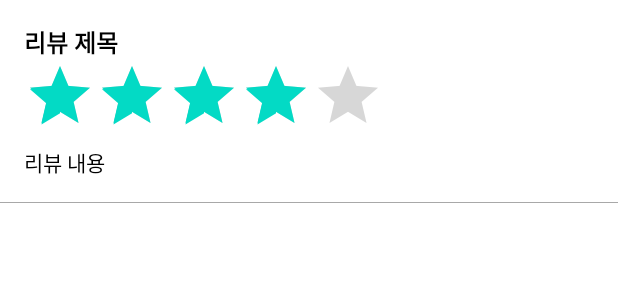
After one commit to Jungchaeyeon/DessertOrderApp, an Android app: the layout viewholder_restaurant_review.xml on its own in the app's theme, with its tools: preview values and no code run, on a phone screen of 412 x 824 dp. The commit adds this screen. Shown: the top 300 px of the screen. Run offline under Robolectric (Android 15) with nearby library versions, the phone set to English and light mode, and no system bars.

Commit message:
리뷰 리스트 화면 구현

```diff
--- a/app/src/main/java/com/jcy/dessertorderapp/model/CellType.kt
+++ b/app/src/main/java/com/jcy/dessertorderapp/model/CellType.kt
@@ -3,5 +3,6 @@ package com.jcy.dessertorderapp.model
 enum class CellType {
     EMPTY_CELL,
     RESTAURANT_CELL,
-    FOOD_CELL
+    FOOD_CELL,
+    REVIEW_CELL
 }
--- a/app/src/main/java/com/jcy/dessertorderapp/screen/main/restaurant/detail/review/RestaurantReviewState.kt
+++ b/app/src/main/java/com/jcy/dessertorderapp/screen/main/restaurant/detail/review/RestaurantReviewState.kt
@@ -1,6 +1,6 @@
 package com.jcy.dessertorderapp.screen.main.restaurant.detail.review
 
-import com.jcy.dessertorderapp.data.entity.RestaurantReviewEntity
+import com.jcy.dessertorderapp.model.restaurant.review.RestaurantReviewModel
 
 sealed class RestaurantReviewState {
 
@@ -9,6 +9,6 @@ sealed class RestaurantReviewState {
     object Loading: RestaurantReviewState()
 
     data class Success(
-        val reviewList: List<RestaurantReviewEntity>
+        val reviewList: List<RestaurantReviewModel>
     ): RestaurantReviewState()
 }
--- /dev/null
+++ b/app/src/main/res/layout/viewholder_restaurant_review.xml
@@ -0,0 +1,61 @@
+<?xml version="1.0" encoding="utf-8"?>
+<androidx.constraintlayout.widget.ConstraintLayout xmlns:android="http://schemas.android.com/apk/res/android"
+    android:layout_width="match_parent"
+    android:layout_height="wrap_content"
+    xmlns:app="http://schemas.android.com/apk/res-auto"
+    android:background="?attr/selectableItemBackground"
+    xmlns:tools="http://schemas.android.com/tools">
+
+
+    <ImageView
+        android:id="@+id/reviewThumbnailImage"
+        android:layout_width="64dp"
+        android:layout_height="64dp"
+        android:layout_marginStart="16dp"
+        android:visibility="gone"
+        app:layout_constraintTop_toTopOf="parent"
+        app:layout_constraintStart_toStartOf="parent" />
+
+    <TextView
+        android:id="@+id/reviewTitleText"
+        android:layout_width="wrap_content"
+        android:layout_height="wrap_content"
+        app:layout_constraintTop_toTopOf="parent"
+        android:layout_marginTop="16dp"
+        app:layout_constraintStart_toEndOf="@id/reviewThumbnailImage"
+        tools:text="리뷰 제목"
+        android:textSize="16sp"
+        android:textColor="@color/black"
+        android:textStyle="bold"
+        android:layout_marginStart="16dp"/>
+
+    <RatingBar
+        android:id="@+id/ratingBar"
+        android:layout_width="wrap_content"
+        android:layout_height="wrap_content"
+        android:isIndicator="true"
+        tools:rating="4"
+        app:layout_constraintHorizontal_chainStyle="packed"
+        app:layout_constraintStart_toStartOf="@id/reviewTitleText"
+        app:layout_constraintTop_toBottomOf="@id/reviewTitleText" />
+
+
+    <TextView
+        android:id="@+id/reviewText"
+        android:layout_width="wrap_content"
+        android:layout_height="wrap_content"
+        android:textColor="@color/black"
+        app:layout_constraintTop_toBottomOf="@id/ratingBar"
+        app:layout_constraintStart_toStartOf="@id/ratingBar"
+        tools:text="리뷰 내용" />
+
+    <View
+        android:layout_width="0dp"
+        android:layout_height="0.5dp"
+        android:layout_marginTop="16dp"
+        android:background="@color/gray_168"
+        app:layout_constraintTop_toBottomOf="@id/reviewText"
+        app:layout_constraintStart_toStartOf="parent"
+        app:layout_constraintEnd_toEndOf="parent"
+        app:layout_constraintBottom_toBottomOf="parent" />
+</androidx.constraintlayout.widget.ConstraintLayout>
```
Also changed, not shown: app/src/main/java/com/jcy/dessertorderapp/model/restaurant/review/RestaurantReviewModel.kt (added, +14 -0 lines), app/src/main/java/com/jcy/dessertorderapp/screen/main/restaurant/detail/review/RestaurantReviewListFragment.kt (+26 -1 lines), app/src/main/java/com/jcy/dessertorderapp/screen/main/restaurant/detail/review/RestaurantReviewListViewModel.kt (+10 -1 lines), app/src/main/java/com/jcy/dessertorderapp/util/mapper/ModelViewHolderMapper.kt (+7 -0 lines), app/src/main/java/com/jcy/dessertorderapp/widget/adapter/viewholder/review/RestaurantReviewViewHolder.kt (added, +46 -0 lines).
